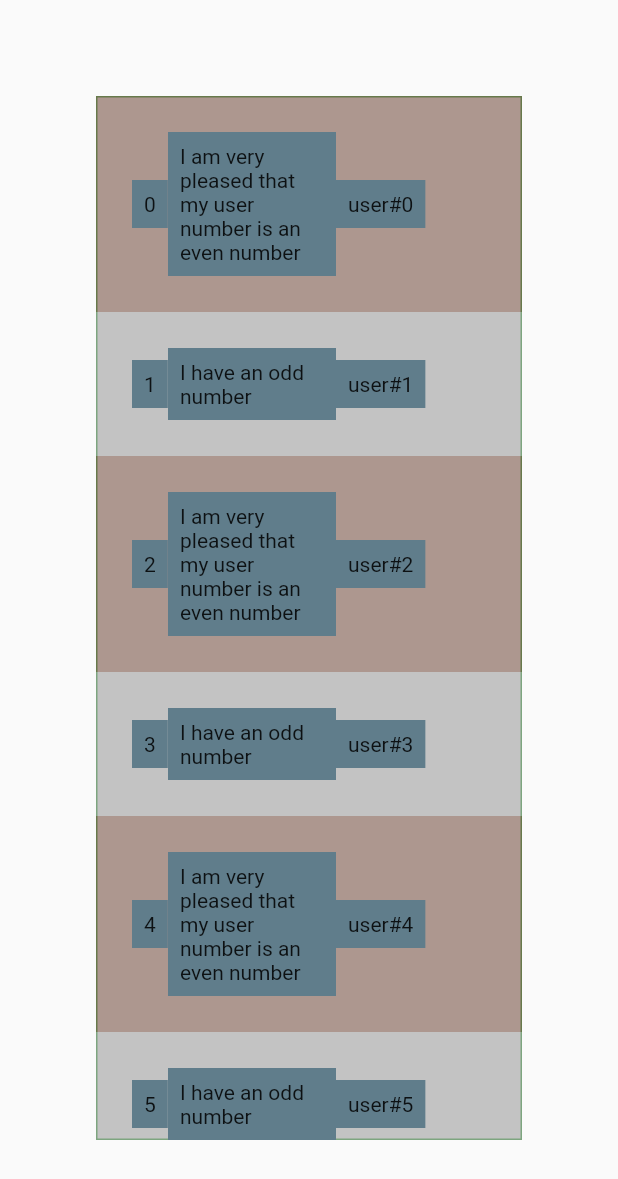
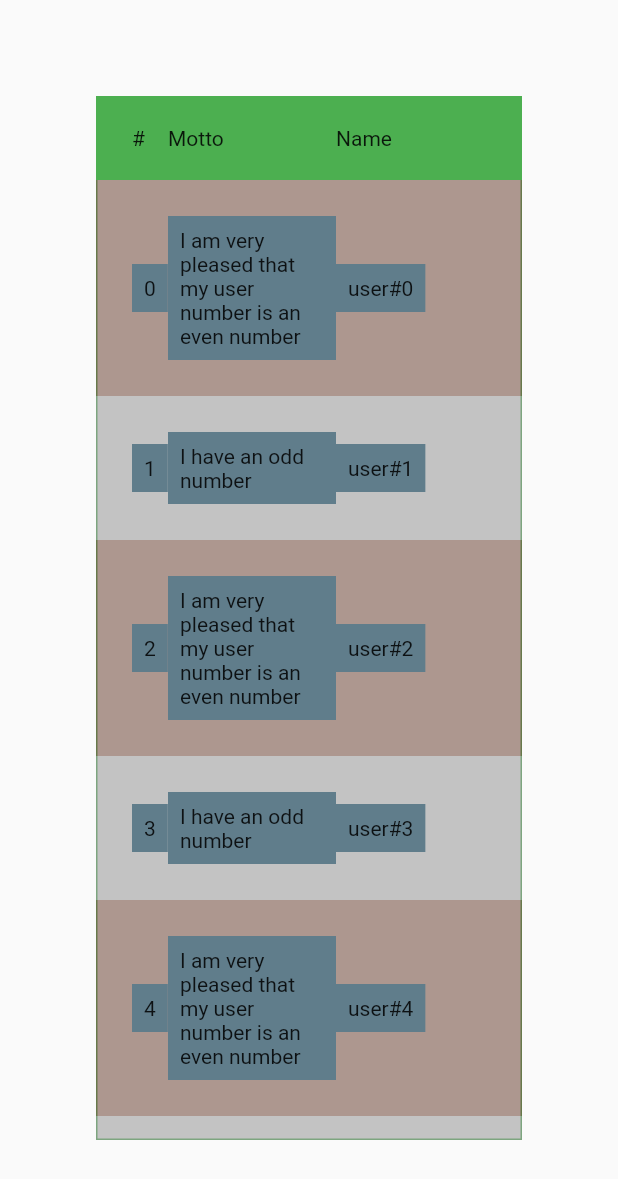
Before and after one commit to moneer-octedia/fitted_table, a Flutter app: the screen it shows after launch, on a phone screen of 412 x 824 dp. Shown: the top 1179 px of the screen. Run offline on Flutter 3.47's test engine with Material 2 defaults, Android fonts, the phone set to English and light mode, and no system bars; our stand-ins replace infinite_scroll_pagination.

Commit message:
sticky header

```diff
--- a/example/lib/main.dart
+++ b/example/lib/main.dart
@@ -41,6 +41,13 @@ class _PaginatedExpandableItemListExampleState
             side: BorderSide(color: Colors.green),
           )),
           child: FittedTable(
+            onTapDataRow: (user) {},
+            evenDataRowColor: Colors.brown.withOpacity(0.6),
+            oddDataRowColor: Colors.grey.withOpacity(0.6),
+            dataRowPadding: const EdgeInsets.all(24),
+            headerRowPadding: const EdgeInsets.symmetric(horizontal: 24,
+            vertical: 12),
+            headerRowColor: Colors.green,
             visibleNumberOfColumns: 3,
             future: (int pageKey, int pageSize) async {
               await Future.delayed(const Duration(milliseconds: 250));
@@ -50,10 +57,9 @@ class _PaginatedExpandableItemListExampleState
             columns: [
               FittedTableColumn(
                 width: 24,
-                title: Text('Number'),
+                title: Text('#'),
               ),
               FittedTableColumn(
-
                 title: Text('Motto'),
               ),
               FittedTableColumn(
@@ -61,16 +67,8 @@ class _PaginatedExpandableItemListExampleState
                 title: Text('Name'),
               ),
             ],
-            rowBuilder: (BuildContext context, user, int index) {
-              return FittedTableRow(
-                  onTap: (user) {
-
-                  },
-                  color: index % 2 == 0
-                      ? Colors.brown.withOpacity(0.6)
-                      : Colors.grey.withOpacity(0.6),
-                  padding: const EdgeInsets.all(24),
-                  cells: [
+            dataRowBuilder: (BuildContext context, user, int index) {
+              return FittedTableRow(cells: [
                 FittedTableCell(
                   content: ColoredBox(
                     color: Colors.blueGrey,
--- a/lib/src/fitted_table.dart
+++ b/lib/src/fitted_table.dart
@@ -9,18 +9,28 @@ class FittedTable<T> extends StatefulWidget {
   const FittedTable({
     Key? key,
     required this.future,
-    required this.rowBuilder,
+    required this.dataRowBuilder,
     required this.visibleNumberOfColumns,
     required this.columns,
     this.mainAxisAlignment = MainAxisAlignment.spaceBetween,
+    this.evenDataRowColor,
+    this.dataRowPadding,
+    this.onTapDataRow,
+    this.oddDataRowColor, this.headerRowColor, this.headerRowPadding,
   }) : super(key: key);
 
   final Future<List<T>> Function(int pageKey, int pageSize) future;
   final FittedTableRow<T> Function(BuildContext context, T value, int index)
-      rowBuilder;
+      dataRowBuilder;
   final int visibleNumberOfColumns;
   final List<FittedTableColumn> columns;
   final MainAxisAlignment mainAxisAlignment;
+  final Color? evenDataRowColor;
+  final Color? oddDataRowColor;
+  final Color? headerRowColor;
+  final EdgeInsetsGeometry? dataRowPadding;
+  final EdgeInsetsGeometry? headerRowPadding;
+  final void Function(T value)? onTapDataRow;
 
   @override
   State<FittedTable<T>> createState() => _FittedTableState<T>();
@@ -59,7 +69,59 @@ class _FittedTableState<T> extends State<FittedTable<T>> {
     }
   }
 
-  Widget buildRow(FittedTableRow<T> fittedTableRow, T value) {
+  Widget buildHeaderRow() {
+    Widget row = LayoutBuilder(builder: (context, constraints) {
+      int evenColumnNumber = widget.visibleNumberOfColumns;
+      double totalSpecifiedWidth = 0.0;
+
+      for (var i = 0; i < widget.columns.length; i += 1) {
+        final columnWidth = widget.columns[i].width;
+        if (columnWidth != null) {
+          evenColumnNumber -= 1;
+          totalSpecifiedWidth += columnWidth;
+        }
+      }
+
+      List<Widget> children = [];
+
+      double? evenColumnWidth;
+
+      if (evenColumnNumber != 0) {
+        evenColumnWidth = constraints.maxWidth / evenColumnNumber;
+
+        evenColumnWidth -= totalSpecifiedWidth / evenColumnNumber;
+      }
+
+      for (var i = 0; i < widget.columns.length; i += 1) {
+        final column = widget.columns[i];
+        assert(column.width != null || evenColumnWidth != null);
+        children.add(
+          SizedBox(
+            width: column.width ?? evenColumnWidth,
+            child: Align(
+                alignment: column.alignment, child: column.title),
+          ),
+        );
+      }
+
+      return Row(
+          mainAxisAlignment: widget.mainAxisAlignment, children: children);
+    });
+
+    if (widget.headerRowPadding != null) {
+      row = Padding(padding: widget.headerRowPadding!, child: row);
+    }
+
+    if (widget.headerRowColor != null) {
+      row = ColoredBox(color: widget.headerRowColor!, child: row);
+    }
+
+    return row;
+  }
+
+  Widget buildDataRow(BuildContext context, T value, int index) {
+    final fittedTableRow = widget.dataRowBuilder(context, value, index);
+
     Widget row = LayoutBuilder(builder: (context, constraints) {
       int evenColumnNumber = widget.visibleNumberOfColumns;
       double totalSpecifiedWidth = 0.0;
@@ -101,16 +163,20 @@ class _FittedTableState<T> extends State<FittedTable<T>> {
           mainAxisAlignment: widget.mainAxisAlignment, children: children);
     });
 
-    if (fittedTableRow.padding != null) {
-      row = Padding(padding: fittedTableRow.padding!, child: row);
+    if (widget.dataRowPadding != null) {
+      row = Padding(padding: widget.dataRowPadding!, child: row);
     }
 
-    if (fittedTableRow.color != null) {
-      row = ColoredBox(color: fittedTableRow.color!, child: row);
+    final isEven = index % 2 == 0;
+
+    if (isEven && widget.evenDataRowColor != null) {
+      row = ColoredBox(color: widget.evenDataRowColor!, child: row);
+    } else if (!isEven && widget.oddDataRowColor != null) {
+      row = ColoredBox(color: widget.oddDataRowColor!, child: row);
     }
 
-    if (fittedTableRow.onTap != null) {
-      row = InkWell(onTap: () => fittedTableRow.onTap!(value), child: row);
+    if (widget.onTapDataRow != null) {
+      row = InkWell(onTap: () => widget.onTapDataRow!(value), child: row);
     }
 
     return row;
@@ -118,20 +184,29 @@ class _FittedTableState<T> extends State<FittedTable<T>> {
 
   @override
   Widget build(BuildContext context) {
-    return RefreshIndicator(
-      onRefresh: () => Future.sync(
-        () => pagingController.refresh(),
-      ),
-      child: PagedListView(
-        pagingController: pagingController,
-        builderDelegate: PagedChildBuilderDelegate<T>(
-          animateTransitions: true,
-          itemBuilder: (context, value, index) {
-            final fittedTableRow = widget.rowBuilder(context, value, index);
-            return buildRow(fittedTableRow, value);
-          },
+    return CustomScrollView(
+      slivers: [
+        SliverAppBar(
+          pinned: true,
+          automaticallyImplyLeading: false,
+          flexibleSpace: FlexibleSpaceBar(
+            background: buildHeaderRow(),
+          ),
         ),
-      ),
+        PagedSliverList(
+          pagingController: pagingController,
+          builderDelegate: PagedChildBuilderDelegate<T>(
+            animateTransitions: true,
+            itemBuilder: buildDataRow,
+          ),
+        ),
+      ],
     );
+    // return RefreshIndicator(
+    //   onRefresh: () => Future.sync(
+    //     () => pagingController.refresh(),
+    //   ),
+    //   child:
+    // );
   }
 }
--- a/lib/src/models/src/fitted_table_row.dart
+++ b/lib/src/models/src/fitted_table_row.dart
@@ -4,13 +4,7 @@ import 'fitted_table_cell.dart';
 class FittedTableRow<T> {
   const FittedTableRow({
     required this.cells,
-    this.color,
-    this.padding,
-    this.onTap,
   });
 
   final List<FittedTableCell> cells;
-  final Color? color;
-  final EdgeInsetsGeometry? padding;
-  final void Function(T value)? onTap;
 }
```
Lines whose indentation alone changed are shown as unchanged.
